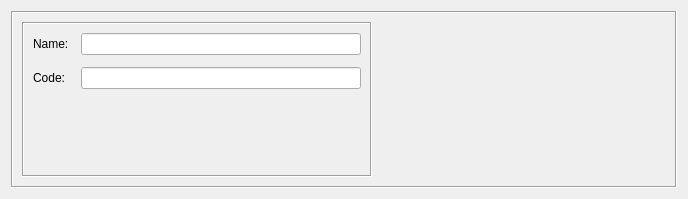
The window that src/libgui/tagservicedialog_q.ui (fwbuilder/fwbuilder) describes before a commit, drawn with Qt 5.
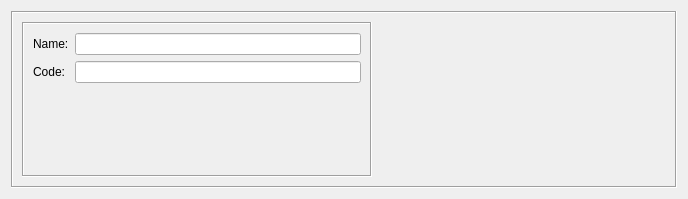
The same window after the commit. Custom widgets are drawn as their Qt base class.

Commit message: see #2536 avoiding FormLayout since it seems to be broken in older Qt

The edit to the form file:
```diff
--- a/src/libgui/tagservicedialog_q.ui
+++ b/src/libgui/tagservicedialog_q.ui
@@ -49,13 +49,7 @@
         <property name="frameShadow">
          <enum>QFrame::Sunken</enum>
         </property>
-        <layout class="QFormLayout" name="formLayout">
-         <property name="horizontalSpacing">
-          <number>12</number>
-         </property>
-         <property name="verticalSpacing">
-          <number>12</number>
-         </property>
+        <layout class="QGridLayout" name="gridLayout_2">
          <item row="0" column="0">
           <widget class="QLabel" name="textLabel1">
            <property name="text">
```
The commit also changes 19 other files.
